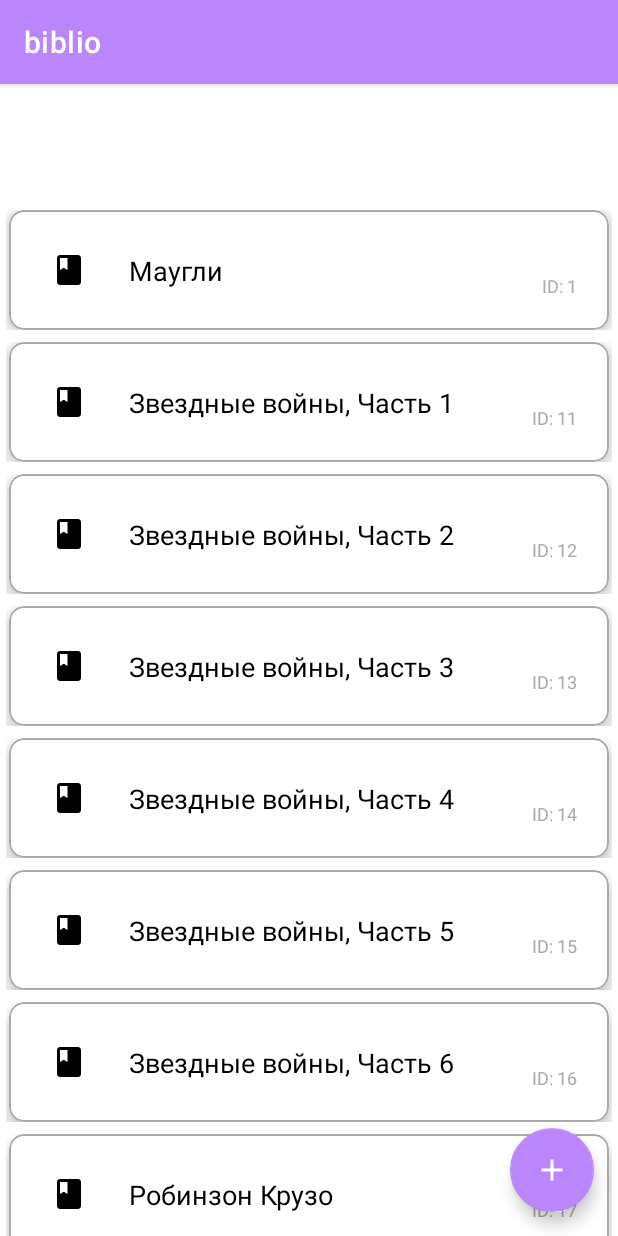
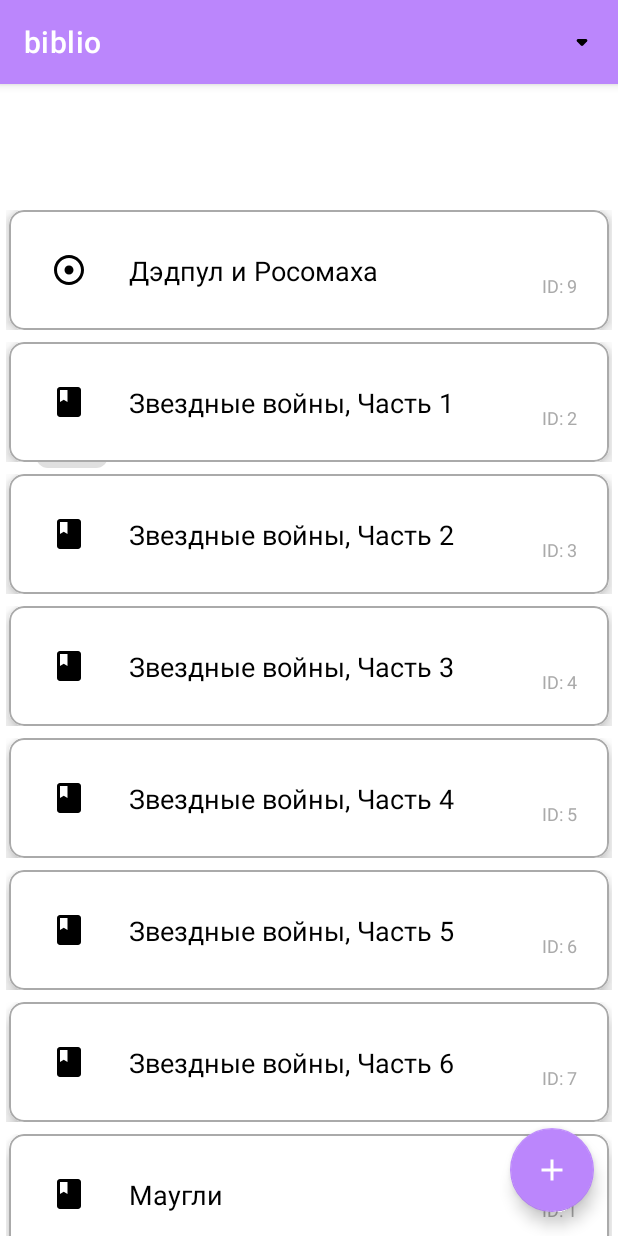
Before and after one commit to eliameli/oop2, an Android app: the screen it shows after launch (MainActivity), on a phone screen of 412 x 824 dp. Run offline under Robolectric (Android 15) with nearby library versions, the phone set to English and light mode, and no system bars; our stand-ins replace Room's generated code, Shimmer.

```diff
--- /dev/null
+++ b/app/src/main/java/com/example/oop2/database/LibraryDao.kt
@@ -0,0 +1,22 @@
+package com.example.oop2.database
+
+import androidx.room.Dao
+import androidx.room.Insert
+import androidx.room.OnConflictStrategy
+import androidx.room.Query
+
+@Dao
+interface LibraryDao {
+
+    @Insert(onConflict = OnConflictStrategy.REPLACE)
+    suspend fun insertItem(item: LibraryItemEntity)
+
+    @Query("SELECT * FROM library_items ORDER BY name ASC LIMIT :limit OFFSET :offset")
+    suspend fun getItemsSortedByName(limit: Int, offset: Int): List<LibraryItemEntity>
+
+    @Query("SELECT * FROM library_items ORDER BY createdAt ASC LIMIT :limit OFFSET :offset")
+    suspend fun getItemsSortedByDate(limit: Int, offset: Int): List<LibraryItemEntity>
+
+    @Query("SELECT COUNT(*) FROM library_items")
+    suspend fun getTotalCount(): Int
+}
--- /dev/null
+++ b/app/src/main/java/com/example/oop2/database/LibraryDatabase.kt
@@ -0,0 +1,8 @@
+package com.example.oop2.database
+
+import androidx.room.Database
+import androidx.room.RoomDatabase
+@Database(entities = [LibraryItemEntity::class], version = 1)
+abstract class LibraryDatabase : RoomDatabase() {
+    abstract fun libraryDao(): LibraryDao
+}
--- /dev/null
+++ b/app/src/main/java/com/example/oop2/database/LibraryItemEntity.kt
@@ -0,0 +1,19 @@
+package com.example.oop2.database
+
+import androidx.room.Entity
+import androidx.room.PrimaryKey
+
+
+@Entity(tableName = "library_items")
+data class LibraryItemEntity(
+    @PrimaryKey(autoGenerate = true)
+    val id: Int = 0,
+    val name: String,
+    val type: String,
+    val author: String?,
+    val pages: Int?,
+    val diskType: String?,
+    val issueNumber: Int?,
+    val month: Int?,
+    val createdAt: Long = System.currentTimeMillis()
+)
--- a/app/src/main/java/com/example/oop2/fragment/ListFragment.kt
+++ b/app/src/main/java/com/example/oop2/fragment/ListFragment.kt
@@ -1,13 +1,10 @@
 package com.example.oop2.fragment
 
-import android.content.Context
 import android.os.Bundle
-import android.view.LayoutInflater
-import android.view.View
-import android.view.ViewGroup
-import android.widget.Button
+import android.view.*
 import android.widget.Toast
 import androidx.appcompat.app.AppCompatActivity
+import androidx.appcompat.widget.PopupMenu
 import androidx.core.content.ContextCompat
 import androidx.fragment.app.Fragment
 import androidx.lifecycle.ViewModelProvider
@@ -17,7 +14,6 @@ import com.example.oop2.R
 import com.example.oop2.libra.LibraryAdapter
 import com.example.oop2.libra.LibraryViewModel
 import com.example.oop2.models.LibraryItem
-import com.facebook.shimmer.ShimmerFrameLayout
 import com.google.android.material.floatingactionbutton.FloatingActionButton
 
 class ListFragment : Fragment() {
@@ -30,10 +26,9 @@ class ListFragment : Fragment() {
     private lateinit var adapter: LibraryAdapter
     private lateinit var viewModel: LibraryViewModel
     private lateinit var addButton: FloatingActionButton
-    private lateinit var shimmer: ShimmerFrameLayout
     private var listener: OnItemClickListener? = null
 
-    override fun onAttach(context: Context) {
+    override fun onAttach(context: android.content.Context) {
         super.onAttach(context)
         if (context is OnItemClickListener) {
             listener = context
@@ -42,70 +37,68 @@ class ListFragment : Fragment() {
         }
     }
 
-    override fun onCreateView(
-        inflater: LayoutInflater, container: ViewGroup?, savedInstanceState: Bundle?
-    ): View? {
+    override fun onCreate(savedInstanceState: Bundle?) {
+        super.onCreate(savedInstanceState)
+        setHasOptionsMenu(true)
+    }
+
+    override fun onCreateView(inflater: LayoutInflater, container: ViewGroup?, savedInstanceState: Bundle?): View? {
         val view = inflater.inflate(R.layout.fragment_list, container, false)
         recyclerView = view.findViewById(R.id.recyclerView)
         addButton = view.findViewById(R.id.add_button)
-        shimmer = view.findViewById(R.id.shimmer)
         return view
     }
 
     override fun onViewCreated(view: View, savedInstanceState: Bundle?) {
+        super.onViewCreated(view, savedInstanceState)
 
-        (requireActivity() as? AppCompatActivity)?.supportActionBar
-            ?.setBackgroundDrawable(ContextCompat.getDrawable(requireContext(), R.color.purple_200))
-        super.onViewCreated(view, savedInstanceState)
+        (requireActivity() as? AppCompatActivity)?.supportActionBar?.setBackgroundDrawable(
+            ContextCompat.getDrawable(requireContext(), R.color.purple_200)
+        )
+
         viewModel = ViewModelProvider(requireActivity())[LibraryViewModel::class.java]
-        adapter = LibraryAdapter { item -> listener?.onItemClicked(item, LibraryActionType.VIEW) }
+        adapter = LibraryAdapter { item ->
+            listener?.onItemClicked(item, LibraryActionType.VIEW)
+        }
+
         recyclerView.layoutManager = LinearLayoutManager(requireContext())
         recyclerView.adapter = adapter
 
-        viewModel.items.observe(viewLifecycleOwner) { itemList ->
-            if (itemList.isEmpty()) {
-                shimmer.startShimmer()
-                shimmer.visibility = View.VISIBLE
-                recyclerView.visibility = View.GONE
-            } else {
-                shimmer.stopShimmer()
-                shimmer.visibility = View.GONE
-                recyclerView.visibility = View.VISIBLE
-                adapter.submitList(itemList)
-            }
+        viewModel.libraryItems.observe(viewLifecycleOwner) { itemList ->
+            adapter.submitList(itemList)
         }
-        val retryButton: Button = view.findViewById(R.id.retry_button)
-
-        viewModel.error.observe(viewLifecycleOwner) { errorMsg ->
-            if (errorMsg != null) {
-                shimmer.stopShimmer()
-                shimmer.visibility = View.GONE
-                recyclerView.visibility = View.GONE
-                retryButton.visibility = View.VISIBLE
-
-                Toast.makeText(requireContext(), "Ошибка: $errorMsg", Toast.LENGTH_LONG).show()
-            } else {
-                retryButton.visibility = View.GONE
-            }
-        }
-
-        retryButton.setOnClickListener {
-            shimmer.startShimmer()
-            shimmer.visibility = View.VISIBLE
-            recyclerView.visibility = View.GONE
-            viewModel.loadItems()
-        }
-
-        viewModel.error.observe(viewLifecycleOwner) {
-            it?.let {
-                Toast.makeText(requireContext(), "Ошибка: $it", Toast.LENGTH_LONG).show()
-            }
-        }
-
-        viewModel.loadItems()
 
         addButton.setOnClickListener {
             listener?.onItemClicked(null, LibraryActionType.ADD)
         }
     }
+
+    override fun onCreateOptionsMenu(menu: Menu, inflater: MenuInflater) {
+        inflater.inflate(R.menu.menu_sort, menu)
+    }
+
+    override fun onOptionsItemSelected(item: MenuItem): Boolean {
+        return when (item.itemId) {
+            R.id.action_sort -> {
+                showSortPopup()
+                true
+            }
+            else -> super.onOptionsItemSelected(item)
+        }
+    }
+
+    private fun showSortPopup() {
+        val anchor = requireActivity().findViewById<View>(R.id.action_sort)
+        val popup = PopupMenu(requireContext(), anchor)
+        popup.menuInflater.inflate(R.menu.menu_sort_popup, popup.menu)
+
+        popup.setOnMenuItemClickListener { menuItem ->
+            when (menuItem.itemId) {
+                R.id.sort_by_name -> viewModel.changeSorting(true)
+                R.id.sort_by_date -> viewModel.changeSorting(false)
+            }
+            true
+        }
+        popup.show()
+    }
 }
--- a/app/src/main/java/com/example/oop2/libra/LibraryRepository.kt
+++ b/app/src/main/java/com/example/oop2/libra/LibraryRepository.kt
@@ -1,28 +1,78 @@
 package com.example.oop2.libra
 
+import android.content.Context
+import androidx.room.Room
+import com.example.oop2.database.LibraryDatabase
+import com.example.oop2.database.LibraryItemEntity
 import com.example.oop2.models.*
-import com.example.oop2.libra.LibraryViewModel
+
 object LibraryRepository {
-    private val items = mutableListOf<LibraryItem>()
-
-    fun getAllItems(): List<LibraryItem> {
-        if (items.isEmpty()) {
-            getInitialData()
+    private var db: LibraryDatabase? = null
+    fun initDatabase(context: Context) {
+        if (db == null) {
+            db = Room.databaseBuilder(
+                context.applicationContext,
+                LibraryDatabase::class.java,
+                "library.db"
+            ).build()
         }
-        return items
+    }
+    private fun getDatabase(): LibraryDatabase {
+        return db ?: throw IllegalStateException("Database is not initialized.")
     }
 
-
-    fun addItem(item: LibraryItem) {
-        items.add(item)
+    suspend fun insert(item: LibraryItemEntity) {
+        getDatabase().libraryDao().insertItem(item)
     }
 
-    fun removeItem(item: LibraryItem) {
-        items.remove(item)
+    suspend fun getItemsSortedByName(limit: Int, offset: Int) =
+        getDatabase().libraryDao().getItemsSortedByName(limit, offset)
+
+    suspend fun getItemsSortedByDate(limit: Int, offset: Int) =
+        getDatabase().libraryDao().getItemsSortedByDate(limit, offset)
+
+    suspend fun getTotalCount() = getDatabase().libraryDao().getTotalCount()
+
+    suspend fun initializeIfEmpty() {
+        val count = getTotalCount()
+        if (count == 0) {
+            val items = getInitialData()
+            for (model in items) {
+                val entity = when (model) {
+                    is Book -> LibraryItemEntity(
+                        name = model.name,
+                        type = "Book",
+                        author = model.author,
+                        pages = model.pages,
+                        diskType = null,
+                        issueNumber = null,
+                        month = null
+                    )
+                    is Disk -> LibraryItemEntity(
+                        name = model.name,
+                        type = "Disk",
+                        author = null,
+                        pages = null,
+                        diskType = model.diskType.name,
+                        issueNumber = null,
+                        month = null
+                    )
+                    is Newspaper -> LibraryItemEntity(
+                        name = model.name,
+                        type = "Newspaper",
+                        author = null,
+                        pages = null,
+                        diskType = null,
+                        issueNumber = model.issueNumber,
+                        month = model.month
+                    )
+                    else -> throw IllegalArgumentException("Unknown model type: ${model::class.simpleName}")
                 }
-
-    fun getInitialData(): List<LibraryItem> {
-        if (items.isEmpty()) {
+                insert(entity)
+            }
+        }
+    }
+    private fun getInitialData(): List<LibraryItem> {
         val books = listOf(
             Book(1, true, "Маугли", "Джозеф Киплинг", 202),
             Book(11, true, "Звездные войны, Часть 1", "Джордж Лукас", 401),
@@ -41,8 +91,6 @@ object LibraryRepository {
             Newspaper(2, true, "Сельская жизнь", 794, 3),
             Newspaper(21, true, "Семья", 23, 12)
         )
-            items.addAll(books + disks + newspapers)
-        }
-        return items
+        return books + disks + newspapers
     }
 }
--- a/app/src/main/java/com/example/oop2/libra/LibraryViewModel.kt
+++ b/app/src/main/java/com/example/oop2/libra/LibraryViewModel.kt
@@ -1,45 +1,160 @@
 package com.example.oop2.libra
+
+import android.app.Application
+import android.content.Context
+import androidx.lifecycle.AndroidViewModel
 import androidx.lifecycle.LiveData
 import androidx.lifecycle.MutableLiveData
-import androidx.lifecycle.ViewModel
-
-import com.example.oop2.models.LibraryItem
 import androidx.lifecycle.viewModelScope
-
-import kotlinx.coroutines.CoroutineScope
+import com.example.oop2.database.LibraryItemEntity
+import com.example.oop2.models.*
+import com.example.oop2.R
 import kotlinx.coroutines.delay
 import kotlinx.coroutines.launch
 
-class LibraryViewModel : ViewModel() {
-    private val _items = MutableLiveData<List<LibraryItem>>()
-    val items: LiveData<List<LibraryItem>> get() = _items
+class LibraryViewModel(application: Application) : AndroidViewModel(application) {
+
+    private val preferences = application.getSharedPreferences("library_prefs", Context.MODE_PRIVATE)
+
+    private val _items = MutableLiveData<List<LibraryItemEntity>>()
+    val items: LiveData<List<LibraryItemEntity>> get() = _items
+
+    private val _libraryItems = MutableLiveData<List<LibraryItem>>()
+    val libraryItems: LiveData<List<LibraryItem>> get() = _libraryItems
 
     private val _error = MutableLiveData<String?>()
     val error: LiveData<String?> get() = _error
 
-    private var accessCount = 0
-    fun addItem(item: LibraryItem) {
-        LibraryRepository.addItem(item)
-        loadItems(showDelay = false)
+    private var currentOffset = 0
+    private var pageSize = 30
+    private var isLoading = false
+
+    private var sortByName = preferences.getBoolean(KEY_SORT_BY_NAME, true)
+
+    companion object {
+        private const val KEY_SORT_BY_NAME = "sort_by_name"
     }
 
+    private var accessCount = 0
 
-    fun loadItems(showDelay: Boolean = true) {
+    init {
+        loadInitialItems()
+    }
+
+    fun loadInitialItems() {
         viewModelScope.launch {
+            isLoading = true
+
             _items.value = emptyList()
-            if (showDelay) delay(1000L)
+
+            delay(1000L) // показываем shimmer хотя бы секунду
 
             try {
                 delay((100..2000).random().toLong())
+
+                LibraryRepository.initializeIfEmpty()
+
                 accessCount++
-                if ((1..5).random() == 3) {
+                if (accessCount % 4 == 0) {
                     throw RuntimeException("Ошибка чтения из базы")
                 }
-                val data = LibraryRepository.getAllItems()
-                _items.value = data
+
+                val loadedItems = if (sortByName) {
+                    LibraryRepository.getItemsSortedByName(pageSize, 0)
+                } else {
+                    LibraryRepository.getItemsSortedByDate(pageSize, 0)
+                }
+
+                _items.value = loadedItems
+                _libraryItems.value = loadedItems.map { entityToModel(it) }
+                currentOffset = loadedItems.size
                 _error.value = null
+            } catch (e: Exception) {
+                _error.value = e.message
+            } finally {
+                isLoading = false
+            }
+        }
+    }
+
+    fun loadMoreItems() {
+        if (isLoading) return
+        viewModelScope.launch {
+            isLoading = true
+            try {
+                val loadedItems = if (sortByName) {
+                    LibraryRepository.getItemsSortedByName(pageSize / 2, currentOffset)
+                } else {
+                    LibraryRepository.getItemsSortedByDate(pageSize / 2, currentOffset)
+                }
+                val currentList = _items.value.orEmpty()
+                _items.value = currentList + loadedItems
+                _libraryItems.value = _items.value!!.map { entityToModel(it) }
+                currentOffset += loadedItems.size
+                _error.value = null
+            } catch (e: Exception) {
+                _error.value = e.message
+            } finally {
+                isLoading = false
+            }
+        }
+    }
+
+    fun refreshItems() {
+        currentOffset = 0
+        loadInitialItems()
+    }
+
+    fun changeSorting(sortByNameSelected: Boolean) {
+        sortByName = sortByNameSelected
+        preferences.edit().putBoolean(KEY_SORT_BY_NAME, sortByName).apply()
+        refreshItems()
+    }
+
+    fun addItem(item: LibraryItemEntity) {
+        viewModelScope.launch {
+            try {
+                LibraryRepository.insert(item)
+                refreshItems()
             } catch (e: Exception) {
                 _error.value = e.message
             }
         }
-    }}
+    }
+
+    private fun entityToModel(entity: LibraryItemEntity): LibraryItem {
+        return when (entity.type) {
+            "Book" -> Book(
+                id = entity.id,
+                isAvailable = true,
+                name = entity.name,
+                author = entity.author ?: "Неизвестно",
+                pages = entity.pages ?: 0,
+                iconResId = R.drawable.ic_book
+            )
+            "Disk" -> Disk(
+                id = entity.id,
+                isAvailable = true,
+                name = entity.name,
+                diskType = entity.diskType?.let { DiskType.valueOf(it) } ?: DiskType.CD,
+                iconResId = R.drawable.ic_disk
+            )
+            "Newspaper" -> Newspaper(
+                id = entity.id,
+                isAvailable = true,
+                name = entity.name,
+                issueNumber = entity.issueNumber ?: 0,
+                month = entity.month ?: 1,
+                iconResId = R.drawable.ic_newspaper
+            )
+            else -> Book(
+                id = entity.id,
+                isAvailable = true,
+                name = entity.name,
+                author = "Неизвестно",
+                pages = 0,
+                iconResId = R.drawable.ic_book
+            )
+        }
+    }
+}
--- a/app/src/main/java/com/example/oop2/models/Book.kt
+++ b/app/src/main/java/com/example/oop2/models/Book.kt
@@ -7,9 +7,10 @@ class Book(
     isAvailable: Boolean,
     name: String,
     val author: String,
-    val pages: Int
+    val pages: Int,
+    override val iconResId: Int = R.drawable.ic_book
 ) : LibraryItem(id, isAvailable, name), Serializable {
-    override val iconResId: Int get() = R.drawable.ic_book
+
     override val type: String = "Book"
     override fun getBriefInfo(): String = "Книга $name — ${if (isAvailable) "Доступна" else "Нет"}"
 }
--- a/app/src/main/java/com/example/oop2/models/Disk.kt
+++ b/app/src/main/java/com/example/oop2/models/Disk.kt
@@ -8,11 +8,11 @@ class Disk(
     id: Int,
     isAvailable: Boolean,
     name: String,
-    val diskType: DiskType
+    val diskType: DiskType,
+    override val iconResId: Int = R.drawable.ic_disk
 ) : LibraryItem(id, isAvailable, name) {
 
-    override val iconResId: Int
-        get() = R.drawable.ic_disk
+
 
     override val type: String = "Disk"
 
--- a/app/src/main/java/com/example/oop2/models/Newspaper.kt
+++ b/app/src/main/java/com/example/oop2/models/Newspaper.kt
@@ -8,11 +8,11 @@ class Newspaper(
     isAvailable: Boolean,
     name: String,
     val issueNumber: Int,
-    val month: Int
+    val month: Int,
+    override val iconResId: Int = R.drawable.ic_newspaper
 ) : LibraryItem(id, isAvailable, name), Serializable {
 
-    override val iconResId: Int
-        get() = R.drawable.ic_newspaper
+
 
     override val type: String = "Newspaper"
 
--- a/app/src/main/java/com/example/oop2/zzopp2.kt
+++ b/app/src/main/java/com/example/oop2/zzopp2.kt
@@ -13,8 +13,6 @@ fun main() {
         Disk(3, true, "Дэдпул и Росомаха", DiskType.CD),
         Disk(31, true, "Один Дома", DiskType.DVD)
     )
-
-
     // запуск
     Library(items).start()
 }
--- /dev/null
+++ b/app/src/main/res/drawable/ic_sort.xml
@@ -0,0 +1,5 @@
+<vector xmlns:android="http://schemas.android.com/apk/res/android" android:height="24dp" android:tint="#000000" android:viewportHeight="24" android:viewportWidth="24" android:width="24dp">
+
+    <path android:fillColor="@android:color/white" android:pathData="M8.71,11.71l2.59,2.59c0.39,0.39 1.02,0.39 1.41,0l2.59,-2.59c0.63,-0.63 0.18,-1.71 -0.71,-1.71H9.41c-0.89,0 -1.33,1.08 -0.7,1.71z"/>
+
+</vector>
--- /dev/null
+++ b/app/src/main/res/menu/menu_sort.xml
@@ -0,0 +1,9 @@
+<?xml version="1.0" encoding="utf-8"?>
+<menu xmlns:android="http://schemas.android.com/apk/res/android"
+    xmlns:app="http://schemas.android.com/apk/res-auto">
+    <item
+        android:id="@+id/action_sort"
+        android:title="Сортировка"
+        android:icon="@drawable/ic_sort"
+        app:showAsAction="always" />
+</menu>
--- /dev/null
+++ b/app/src/main/res/menu/menu_sort_popup.xml
@@ -0,0 +1,9 @@
+<?xml version="1.0" encoding="utf-8"?>
+<menu xmlns:android="http://schemas.android.com/apk/res/android">
+    <item
+        android:id="@+id/sort_by_name"
+        android:title="По названию" />
+    <item
+        android:id="@+id/sort_by_date"
+        android:title="По дате" />
+</menu>
--- a/build.gradle.kts
+++ b/build.gradle.kts
@@ -1,4 +1,3 @@
-// Top-level build file where you can add configuration options common to all sub-projects/modules.
 plugins {
     alias(libs.plugins.android.application) apply false
     alias(libs.plugins.kotlin.android) apply false
```
Also changed, not shown: app/build.gradle.kts (+38 -20 lines), app/src/main/java/com/example/oop2/activity/MainActivity.kt (+10 -19 lines), app/src/main/java/com/example/oop2/fragment/DetailsFragment.kt (+14 -2 lines), app/src/main/res/layout/menu/menu_sort.xml (added, +9 -0 lines), app/src/main/res/layout/menu/menu_sort_popup.xml (added, +9 -0 lines), gradle/libs.versions.toml (+11 -3 lines). Lines whose indentation alone changed are shown as unchanged.
